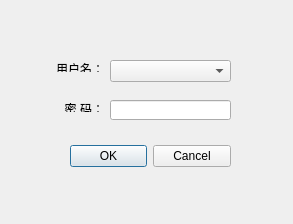
Qt form login.ui (puzzledsky/os-course-design) before a commit.
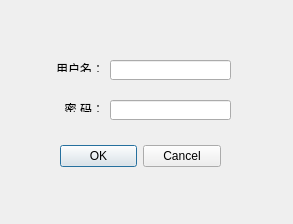
The same form after that commit.

What changed in the file:
```diff
--- a/login.ui
+++ b/login.ui
@@ -16,7 +16,7 @@
   <widget class="QDialogButtonBox" name="buttonBox">
    <property name="geometry">
     <rect>
-     <x>70</x>
+     <x>60</x>
      <y>140</y>
      <width>161</width>
      <height>32</height>
@@ -58,16 +58,6 @@
     <string>&lt;html&gt;&lt;head/&gt;&lt;body&gt;&lt;p align=&quot;right&quot;&gt;用户名：&lt;/p&gt;&lt;/body&gt;&lt;/html&gt;</string>
    </property>
   </widget>
-  <widget class="QComboBox" name="comboBox_name">
-   <property name="geometry">
-    <rect>
-     <x>110</x>
-     <y>60</y>
-     <width>121</width>
-     <height>22</height>
-    </rect>
-   </property>
-  </widget>
   <widget class="QLabel" name="label_14">
    <property name="geometry">
     <rect>
@@ -84,6 +74,16 @@
     <string>&lt;html&gt;&lt;head/&gt;&lt;body&gt;&lt;p align=&quot;right&quot;&gt; 密  码：&lt;/p&gt;&lt;/body&gt;&lt;/html&gt;</string>
    </property>
   </widget>
+  <widget class="QLineEdit" name="lineEdit_name">
+   <property name="geometry">
+    <rect>
+     <x>110</x>
+     <y>60</y>
+     <width>121</width>
+     <height>20</height>
+    </rect>
+   </property>
+  </widget>
  </widget>
  <resources/>
  <connections>
```
